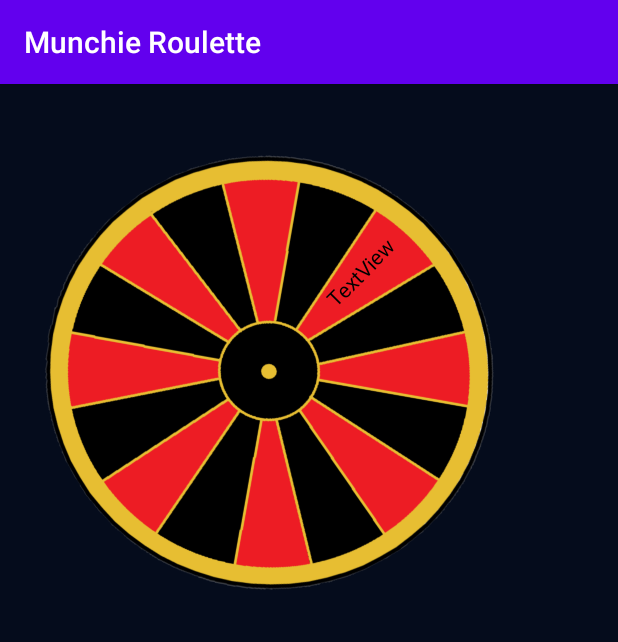
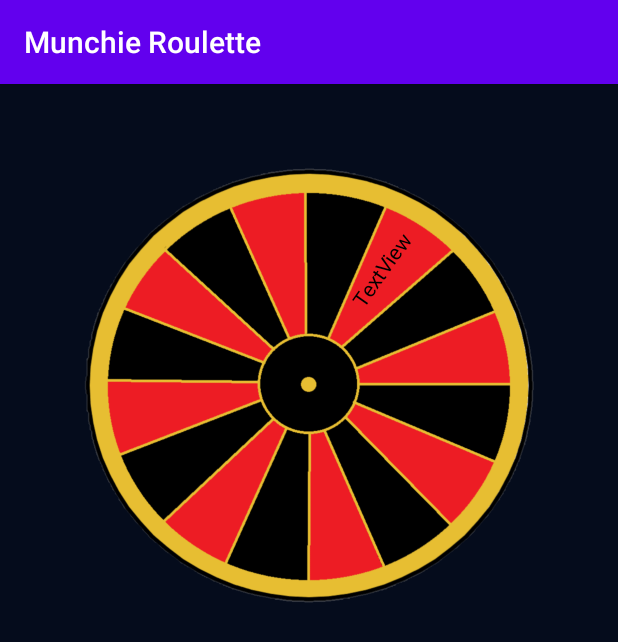
Before and after one commit to JakrarinSrimakut/Munchie-Roulette, an Android app: the screen it shows after launch (MainActivity), after a tap on "TextView", on a phone screen of 412 x 824 dp. Shown: the top 642 px of the screen. Run offline under Robolectric (Android 15) with nearby library versions, the phone set to English and light mode, and no system bars.

Commit message:
Animation for roulette implemented

```diff
--- a/app/src/main/java/com/example/h/munchieroulette/MainActivity.kt
+++ b/app/src/main/java/com/example/h/munchieroulette/MainActivity.kt
@@ -16,6 +16,9 @@ import kotlinx.android.synthetic.main.activity_main.*
 import java.util.*
 
 class MainActivity : AppCompatActivity(),View.OnClickListener {
+    private var spinning: Boolean = false
+    private var lastDir: Float = 0f
+    private var random: Random = Random()
 
     override fun onCreate(savedInstanceState: Bundle?) {
         super.onCreate(savedInstanceState)
@@ -27,10 +30,40 @@ class MainActivity : AppCompatActivity(),View.OnClickListener {
 
         when(v.id){
             cLayoutRoulette.id -> {
-                cLayoutRoulette.animate().rotation(10f).start()
-                Log.d("Test", "clicked")}
+                spinRoulette()
+            }
             else -> {
             }
         }
     }
+
+    fun spinRoulette(){
+        if(!spinning){
+            var newDir: Float = random.nextInt(1800).toFloat()
+            var pivotX: Float = cLayoutRoulette.getWidth()/2f;
+            var pivotY: Float = cLayoutRoulette.getHeight()/2f;
+
+            var rotate: Animation = RotateAnimation(lastDir, newDir, pivotX, pivotY)
+            rotate.setDuration(2500)
+            rotate.setFillAfter(true)
+
+            rotate.setAnimationListener(object: AnimationListener{
+                override fun onAnimationStart(p0: Animation?) {
+                    spinning = true
+                }
+
+                override fun onAnimationEnd(p0: Animation?) {
+                    spinning = false
+                }
+
+                override fun onAnimationRepeat(p0: Animation?) {
+                    TODO("Not yet implemented")
+                }
+            })
+
+            lastDir = newDir //next spin know where to start off
+            cLayoutRoulette.startAnimation(rotate)
+            Log.d("Test", "clicked")
+        }
+    }
 }
--- a/app/src/main/res/layout/activity_main.xml
+++ b/app/src/main/res/layout/activity_main.xml
@@ -9,11 +9,12 @@
 
     <androidx.constraintlayout.widget.ConstraintLayout
         android:id="@+id/cLayoutRoulette"
-        android:layout_width="358dp"
-        android:layout_height="385dp"
-        tools:layout_editor_absoluteX="26dp"
-        tools:layout_editor_absoluteY="31dp"
-        tools:ignore="MissingConstraints">
+        android:layout_width="wrap_content"
+        android:layout_height="wrap_content"
+        android:layout_marginTop="50dp"
+        app:layout_constraintEnd_toEndOf="parent"
+        app:layout_constraintStart_toStartOf="parent"
+        app:layout_constraintTop_toTopOf="parent">
 
         <ImageView
             android:id="@+id/imageViewRoulette"
@@ -23,8 +24,7 @@
             app:layout_constraintBottom_toBottomOf="parent"
             app:layout_constraintEnd_toEndOf="parent"
             app:layout_constraintStart_toStartOf="parent"
-            app:layout_constraintTop_toTopOf="parent"
-            app:layout_constraintVertical_bias="0.494" />
+            app:layout_constraintTop_toTopOf="parent" />
 
         <TextView
             android:id="@+id/textView2"
```
